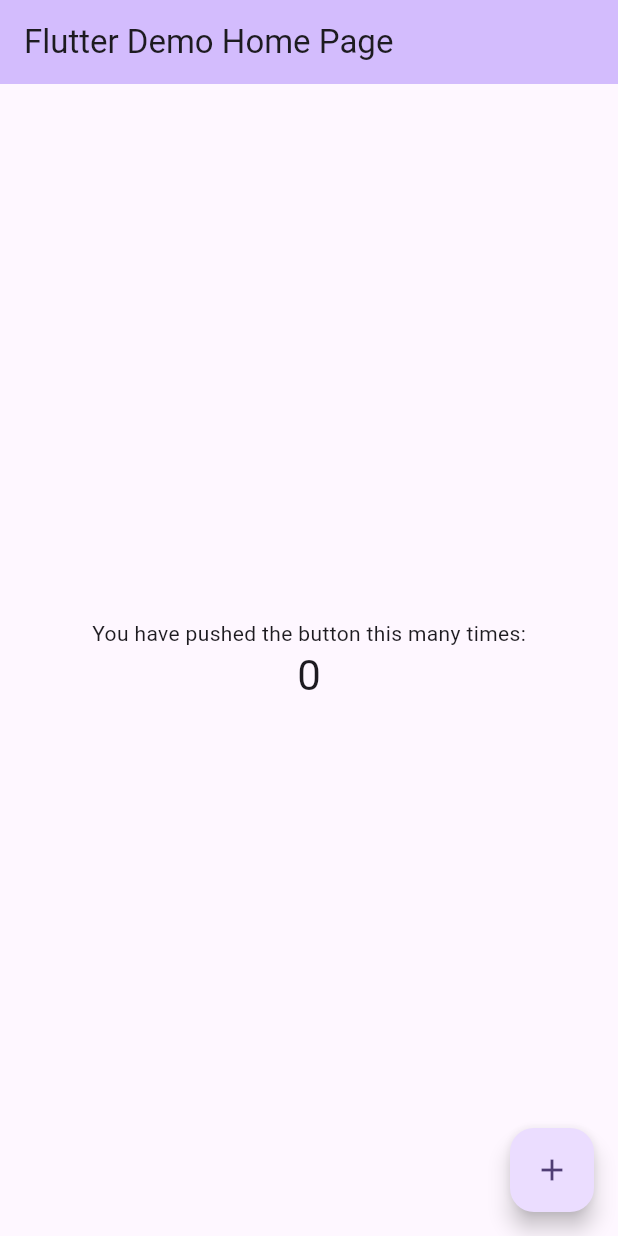
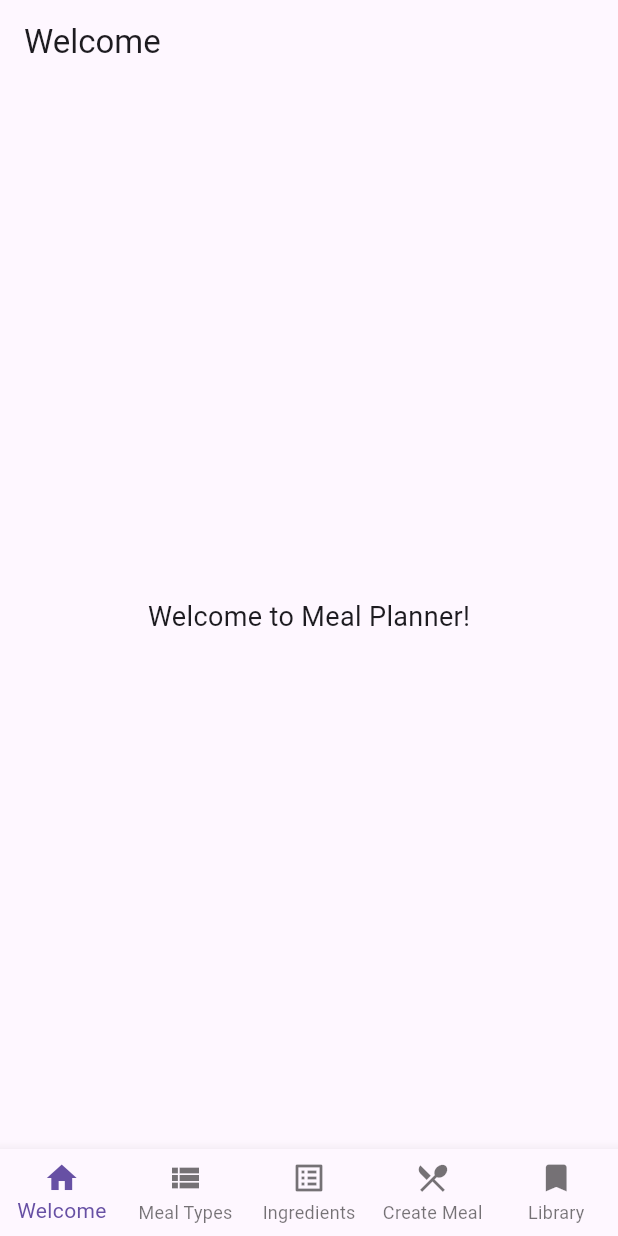
Before and after one commit to maximumsofty/meal_planner_app_local_version, a Flutter app: the screen it shows after launch, on a phone screen of 412 x 824 dp. Run offline on Flutter 3.47's test engine with Material 3 defaults, Android fonts, the phone set to English and light mode, and no system bars.

Commit message:
feat: add skeleton screens with bottom navigation

```diff
--- a/lib/main.dart
+++ b/lib/main.dart
@@ -1,122 +1,84 @@
 import 'package:flutter/material.dart';
+import 'screens/welcome_screen.dart';
+import 'screens/meal_types_screen.dart';
+import 'screens/ingredients_screen.dart';
+import 'screens/create_meal_screen.dart';
+import 'screens/saved_meals_screen.dart';
 
 void main() {
   runApp(const MyApp());
 }
 
 class MyApp extends StatelessWidget {
-  const MyApp({super.key});
+  const MyApp({Key? key}) : super(key: key);
 
-  // This widget is the root of your application.
   @override
   Widget build(BuildContext context) {
     return MaterialApp(
-      title: 'Flutter Demo',
+      title: 'Meal Planner App',
       theme: ThemeData(
-        // This is the theme of your application.
-        //
-        // TRY THIS: Try running your application with "flutter run". You'll see
-        // the application has a purple toolbar. Then, without quitting the app,
-        // try changing the seedColor in the colorScheme below to Colors.green
-        // and then invoke "hot reload" (save your changes or press the "hot
-        // reload" button in a Flutter-supported IDE, or press "r" if you used
-        // the command line to start the app).
-        //
-        // Notice that the counter didn't reset back to zero; the application
-        // state is not lost during the reload. To reset the state, use hot
-        // restart instead.
-        //
-        // This works for code too, not just values: Most code changes can be
-        // tested with just a hot reload.
-        colorScheme: ColorScheme.fromSeed(seedColor: Colors.deepPurple),
+        primarySwatch: Colors.blue,
       ),
-      home: const MyHomePage(title: 'Flutter Demo Home Page'),
+      home: const MainPage(),
     );
   }
 }
 
-class MyHomePage extends StatefulWidget {
-  const MyHomePage({super.key, required this.title});
-
-  // This widget is the home page of your application. It is stateful, meaning
-  // that it has a State object (defined below) that contains fields that affect
-  // how it looks.
-
-  // This class is the configuration for the state. It holds the values (in this
-  // case the title) provided by the parent (in this case the App widget) and
-  // used by the build method of the State. Fields in a Widget subclass are
-  // always marked "final".
-
-  final String title;
+class MainPage extends StatefulWidget {
+  const MainPage({Key? key}) : super(key: key);
 
   @override
-  State<MyHomePage> createState() => _MyHomePageState();
+  State<MainPage> createState() => _MainPageState();
 }
 
-class _MyHomePageState extends State<MyHomePage> {
-  int _counter = 0;
+class _MainPageState extends State<MainPage> {
+  int _selectedIndex = 0;
 
-  void _incrementCounter() {
+  static const List<Widget> _screens = <Widget>[
+    WelcomeScreen(),
+    MealTypesScreen(),
+    IngredientsScreen(),
+    CreateMealScreen(),
+    SavedMealsScreen(),
+  ];
+
+  void _onItemTapped(int index) {
     setState(() {
-      // This call to setState tells the Flutter framework that something has
-      // changed in this State, which causes it to rerun the build method below
-      // so that the display can reflect the updated values. If we changed
-      // _counter without calling setState(), then the build method would not be
-      // called again, and so nothing would appear to happen.
-      _counter++;
+      _selectedIndex = index;
     });
   }
 
   @override
   Widget build(BuildContext context) {
-    // This method is rerun every time setState is called, for instance as done
-    // by the _incrementCounter method above.
-    //
-    // The Flutter framework has been optimized to make rerunning build methods
-    // fast, so that you can just rebuild anything that needs updating rather
-    // than having to individually change instances of widgets.
     return Scaffold(
-      appBar: AppBar(
-        // TRY THIS: Try changing the color here to a specific color (to
-        // Colors.amber, perhaps?) and trigger a hot reload to see the AppBar
-        // change color while the other colors stay the same.
-        backgroundColor: Theme.of(context).colorScheme.inversePrimary,
-        // Here we take the value from the MyHomePage object that was created by
-        // the App.build method, and use it to set our appbar title.
-        title: Text(widget.title),
+      body: _screens[_selectedIndex],
+      bottomNavigationBar: BottomNavigationBar(
+        type: BottomNavigationBarType.fixed,
+        items: const <BottomNavigationBarItem>[
+          BottomNavigationBarItem(
+            icon: Icon(Icons.home),
+            label: 'Welcome',
+          ),
+          BottomNavigationBarItem(
+            icon: Icon(Icons.view_list),
+            label: 'Meal Types',
+          ),
+          BottomNavigationBarItem(
+            icon: Icon(Icons.list_alt),
+            label: 'Ingredients',
+          ),
+          BottomNavigationBarItem(
+            icon: Icon(Icons.restaurant_menu),
+            label: 'Create Meal',
+          ),
+          BottomNavigationBarItem(
+            icon: Icon(Icons.bookmark),
+            label: 'Library',
+          ),
+        ],
+        currentIndex: _selectedIndex,
+        onTap: _onItemTapped,
       ),
-      body: Center(
-        // Center is a layout widget. It takes a single child and positions it
-        // in the middle of the parent.
-        child: Column(
-          // Column is also a layout widget. It takes a list of children and
-          // arranges them vertically. By default, it sizes itself to fit its
-          // children horizontally, and tries to be as tall as its parent.
-          //
-          // Column has various properties to control how it sizes itself and
-          // how it positions its children. Here we use mainAxisAlignment to
-          // center the children vertically; the main axis here is the vertical
-          // axis because Columns are vertical (the cross axis would be
-          // horizontal).
-          //
-          // TRY THIS: Invoke "debug painting" (choose the "Toggle Debug Paint"
-          // action in the IDE, or press "p" in the console), to see the
-          // wireframe for each widget.
-          mainAxisAlignment: MainAxisAlignment.center,
-          children: <Widget>[
-            const Text('You have pushed the button this many times:'),
-            Text(
-              '$_counter',
-              style: Theme.of(context).textTheme.headlineMedium,
-            ),
-          ],
-        ),
-      ),
-      floatingActionButton: FloatingActionButton(
-        onPressed: _incrementCounter,
-        tooltip: 'Increment',
-        child: const Icon(Icons.add),
-      ), // This trailing comma makes auto-formatting nicer for build methods.
     );
   }
 }
--- /dev/null
+++ b/lib/screens/welcome_screen.dart
@@ -0,0 +1,20 @@
+import 'package:flutter/material.dart';
+
+class WelcomeScreen extends StatelessWidget {
+  const WelcomeScreen({Key? key}) : super(key: key);
+
+  @override
+  Widget build(BuildContext context) {
+    return Scaffold(
+      appBar: AppBar(
+        title: const Text('Welcome'),
+      ),
+      body: const Center(
+        child: Text(
+          'Welcome to Meal Planner!',
+          style: TextStyle(fontSize: 18),
+        ),
+      ),
+    );
+  }
+}
```
Also changed, not shown: lib/screens/create_meal_screen.dart (added, +20 -0 lines), lib/screens/ingredients_screen.dart (added, +20 -0 lines), lib/screens/meal_types_screen.dart (added, +20 -0 lines), lib/screens/saved_meals_screen.dart (added, +20 -0 lines).
